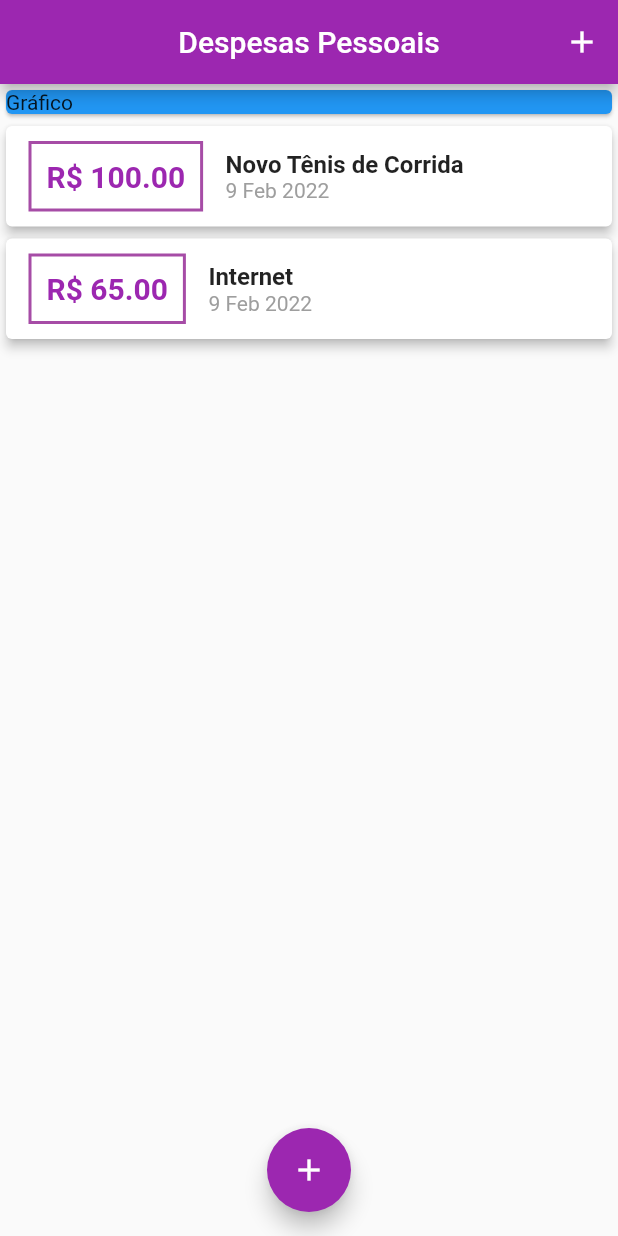
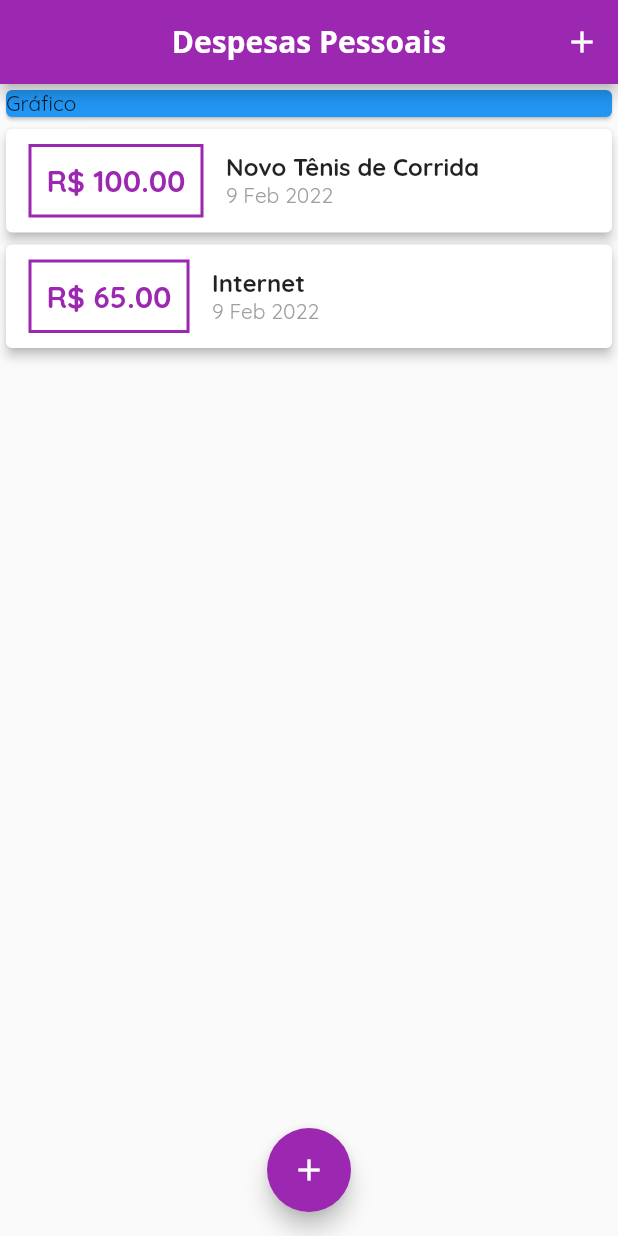
Before and after one commit to vinicius4006/curso_flutter_expenses, a Flutter app: the screen it shows after launch, on a phone screen of 412 x 824 dp. Run offline on Flutter 3.47's test engine with Material 2 defaults, Android fonts, the phone set to English and light mode, and no system bars.

Commit message:
estilo da appBar

```diff
--- a/lib/components/graphicCard.dart
+++ b/lib/components/graphicCard.dart
@@ -32,12 +32,12 @@ class GraphicCard extends StatelessWidget {
             decoration: BoxDecoration(
              border: Border.all(
                width: 2,
-               color: Color.fromRGBO(128, 0, 128, 0.7),
+               color: Theme.of(context).primaryColor,
              ),
 
             ),
             child: Text("R\$ "+preco.toStringAsFixed(2),
-            style: TextStyle(color: Colors.purple, fontWeight: FontWeight.bold, fontSize: 20),),
+            style: TextStyle(color: Theme.of(context).primaryColor, fontWeight: FontWeight.bold, fontSize: 20),),
           ),
           Column(
             crossAxisAlignment: CrossAxisAlignment.start,
--- a/lib/main.dart
+++ b/lib/main.dart
@@ -1,3 +1,5 @@
+import 'dart:ui';
+
 import 'package:expenses/myHomePage.dart';
 import 'package:flutter/material.dart';
 
@@ -11,11 +13,17 @@ class ExpensesApp extends StatelessWidget {
   Widget build(BuildContext context) {
     return MaterialApp(
       theme: ThemeData(
-         colorScheme: ColorScheme.fromSwatch(
           primarySwatch: Colors.purple,
-    )
+          fontFamily: "Quicksand",
+          appBarTheme: AppBarTheme(
+           titleTextStyle: TextStyle(
+             fontSize: 20,
+             fontFamily: "OpenSans",
+             fontWeight: FontWeight.w700),
+          )
+          //accentColor: Colors.amber, depreciado
       ),
-      debugShowCheckedModeBanner: false,
+      //debugShowCheckedModeBanner: false,
       home: MyHomePage(),
 
       );
--- a/lib/myHomePage.dart
+++ b/lib/myHomePage.dart
@@ -41,7 +41,7 @@ final _transactions = [
       _transactions.add(newTransaction);
     });
 
-    //Navigator.of(context);
+    Navigator.of(context).pop();
    }
 
   _openTransactionFormModal(BuildContext context){
@@ -58,7 +58,9 @@ final _transactions = [
     return Scaffold(
       appBar: AppBar(
         centerTitle: true,
-        title: Text("Despesas Pessoais"),
+        title: Text(
+          "Despesas Pessoais",
+          ),
         actions: <Widget>[
           IconButton(
             onPressed: () => _openTransactionFormModal(context),
```
Also changed, not shown: pubspec.yaml (+12 -6 lines), assets/fonts/OpenSans-Bold.ttf (added), assets/fonts/OpenSans-Regular.ttf (added), assets/fonts/Quicksand-Bold.ttf (added), assets/fonts/Quicksand-Light.ttf (added), assets/fonts/Quicksand-Medium.ttf (added), assets/fonts/Quicksand-Regular.ttf (added).
